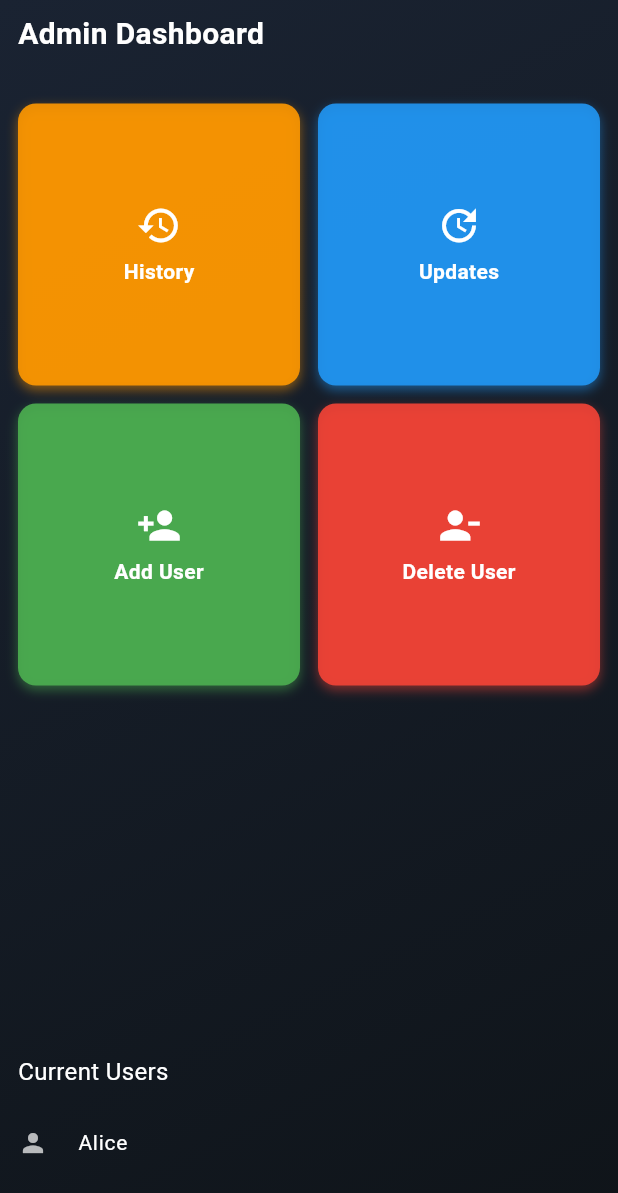
After one commit to MariefeFile/Smart_Energy_System, a Flutter app: the AdminScreen screen opened directly, on a phone screen of 412 x 824 dp. The commit adds this screen. Shown: the top 1193 px of the screen. Run offline on Flutter 3.47's test engine with Material 3 defaults, Android fonts, the phone set to English and light mode, and no system bars; our stand-ins replace fl_chart, font_awesome_flutter, google_sign_in, lottie.

Commit message:
first commit

```diff
--- /dev/null
+++ b/lib/screen/my_admin.dart
@@ -0,0 +1,189 @@
+import 'package:flutter/material.dart';
+
+class AdminScreen extends StatefulWidget {
+  const AdminScreen({super.key});
+
+  @override
+  State<AdminScreen> createState() => _AdminScreenState();
+}
+
+class _AdminScreenState extends State<AdminScreen> {
+  List<String> users = ['Alice', 'Bob', 'Charlie'];
+
+  void _addUser() {
+    setState(() {
+      users.add('User ${users.length + 1}');
+    });
+  }
+
+  void _deleteUser(int index) {
+    setState(() {
+      users.removeAt(index);
+    });
+  }
+
+  @override
+  Widget build(BuildContext context) {
+    return Scaffold(
+      body: Container(
+        decoration: const BoxDecoration(
+          gradient: LinearGradient(
+            colors: [Color(0xFF1a2332), Color(0xFF0f1419)],
+            begin: Alignment.topLeft,
+            end: Alignment.bottomRight,
+          ),
+        ),
+        child: SafeArea(
+          child: Column(
+            children: [
+              // Top AppBar
+              Padding(
+                padding: const EdgeInsets.symmetric(horizontal: 12, vertical: 8),
+                child: Row(
+                  mainAxisAlignment: MainAxisAlignment.spaceBetween,
+                  children: const [
+                    Text(
+                      'Admin Dashboard',
+                      style: TextStyle(
+                        color: Colors.white,
+                        fontSize: 20,
+                        fontWeight: FontWeight.bold,
+                      ),
+                    ),
+                  ],
+                ),
+              ),
+              const SizedBox(height: 12),
+
+              // Feature Cards
+              Expanded(
+                child: GridView.count(
+                  crossAxisCount: 2,
+                  padding: const EdgeInsets.all(12),
+                  crossAxisSpacing: 12,
+                  mainAxisSpacing: 12,
+                  children: [
+                    _featureCard(
+                      icon: Icons.history,
+                      title: 'History',
+                      color: Colors.orange,
+                      iconSize: 30,
+                      textSize: 14,
+                      onTap: () {
+                        _showMessage('Showing History...');
+                      },
+                    ),
+                    _featureCard(
+                      icon: Icons.update,
+                      title: 'Updates',
+                      color: Colors.blue,
+                      iconSize: 30,
+                      textSize: 14,
+                      onTap: () {
+                        _showMessage('Checking for Updates...');
+                      },
+                    ),
+                    _featureCard(
+                      icon: Icons.person_add,
+                      title: 'Add User',
+                      color: Colors.green,
+                      iconSize: 30,
+                      textSize: 14,
+                      onTap: _addUser,
+                    ),
+                    _featureCard(
+                      icon: Icons.person_remove,
+                      title: 'Delete User',
+                      color: Colors.red,
+                      iconSize: 30,
+                      textSize: 14,
+                      onTap: () {
+                        if (users.isNotEmpty) {
+                          _deleteUser(users.length - 1);
+                        } else {
+                          _showMessage('No users to delete!');
+                        }
+                      },
+                    ),
+                  ],
+                ),
+              ),
+
+              // Users List
+              Container(
+                padding: const EdgeInsets.all(12),
+                child: Column(
+                  crossAxisAlignment: CrossAxisAlignment.start,
+                  children: [
+                    const Text(
+                      'Current Users',
+                      style: TextStyle(color: Colors.white, fontSize: 16),
+                    ),
+                    const SizedBox(height: 6),
+                    SizedBox(
+                      height: 80,
+                      child: ListView.builder(
+                        itemCount: users.length,
+                        itemBuilder: (context, index) {
+                          return ListTile(
+                            contentPadding: const EdgeInsets.symmetric(horizontal: 0, vertical: 2),
+                            leading: const Icon(Icons.person, color: Colors.white70, size: 20),
+                            title: Text(users[index],
+                                style: const TextStyle(color: Colors.white, fontSize: 14)),
+                          );
+                        },
+                      ),
+                    ),
+                  ],
+                ),
+              ),
+            ],
+          ),
+        ),
+      ),
+    );
+  }
+
+  // Feature Card Widget
+  Widget _featureCard({
+    required IconData icon,
+    required String title,
+    required Color color,
+    required VoidCallback onTap,
+    double iconSize = 40,
+    double textSize = 16,
+  }) {
+    return GestureDetector(
+      onTap: onTap,
+      child: Container(
+        decoration: BoxDecoration(
+          color: color.withValues(alpha: 0.9),
+          borderRadius: BorderRadius.circular(12),
+          boxShadow: [
+            BoxShadow(
+              color: color.withValues(alpha: 0.5),
+              blurRadius: 6,
+              offset: const Offset(0, 3),
+            )
+          ],
+        ),
+        child: Column(
+          mainAxisAlignment: MainAxisAlignment.center,
+          children: [
+            Icon(icon, size: iconSize, color: Colors.white),
+            const SizedBox(height: 6),
+            Text(title,
+                style: TextStyle(
+                    color: Colors.white, fontSize: textSize, fontWeight: FontWeight.bold)),
+          ],
+        ),
+      ),
+    );
+  }
+
+  void _showMessage(String message) {
+    ScaffoldMessenger.of(context).showSnackBar(
+      SnackBar(content: Text(message)),
+    );
+  }
+}
```
Also changed, not shown: lib/main.dart (+14 -3 lines), lib/screen/user_signup.dart (+105 -14 lines).
